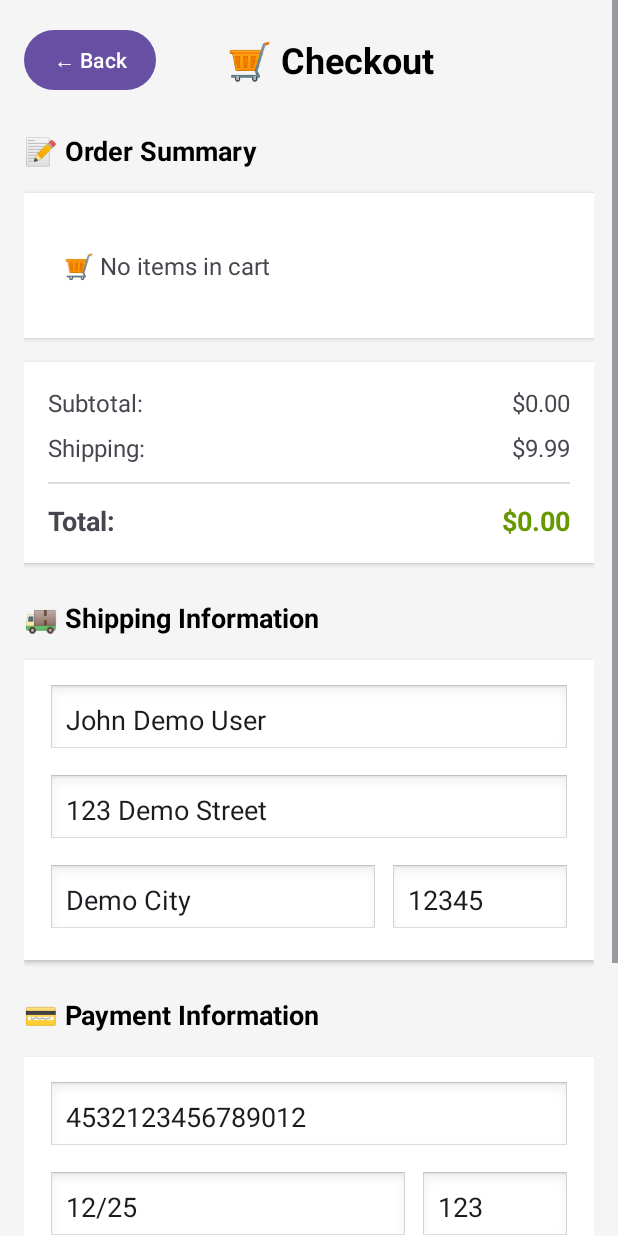
After one commit to michaelarie96/InsightTrack, an Android app: the CheckoutActivity screen opened directly, with no data from a screen before it, on a phone screen of 412 x 824 dp. The commit adds this screen. Run offline under Robolectric (Android 15) with nearby library versions, the phone set to English and light mode, and no system bars; 3 statements that could not run were skipped.

Commit message:
feat: complete checkout flow and fix dashboard date aggregation for ecommerce demo

```diff
--- a/ecommerce-demo-app/app/src/main/java/com/insighttrack/ecommerce/CartActivity.kt
+++ b/ecommerce-demo-app/app/src/main/java/com/insighttrack/ecommerce/CartActivity.kt
@@ -1,5 +1,6 @@
 package com.insighttrack.ecommerce
 
+import android.content.Intent
 import android.os.Bundle
 import android.view.LayoutInflater
 import android.widget.Button
@@ -94,15 +95,21 @@ class CartActivity : AppCompatActivity() {
         checkoutButton.setOnClickListener {
             if (CartManager.itemCount > 0) {
 
-                // Track checkout initiation
+                // Track checkout event
                 InsightTrackSDK.getInstance().trackCheckout()
 
-                // TODO: Navigate to checkout screen
-                println("💳 Proceeding to checkout with ${CartManager.itemCount} items, $${String.format("%.2f", CartManager.totalPrice)}")
+                // Track button click event
+                InsightTrackSDK.getInstance().trackButtonClick("proceed_to_checkout_button", mapOf(
+                    "cart_items" to CartManager.itemCount,
+                    "cart_total" to CartManager.totalPrice,
+                    "source_screen" to "cart"
+                ))
 
-                // For now, just show a message
-                println("🚧 Checkout screen not implemented yet - this would navigate to payment")
+                // Navigate to checkout
+                val intent = Intent(this, CheckoutActivity::class.java)
+                startActivity(intent)
 
+                println("➡️ Proceeding from cart to checkout")
             } else {
                 println("⚠️ Cannot checkout with empty cart")
             }
--- /dev/null
+++ b/ecommerce-demo-app/app/src/main/java/com/insighttrack/ecommerce/CheckoutActivity.kt
@@ -0,0 +1,345 @@
+package com.insighttrack.ecommerce
+
+import android.content.Intent
+import android.os.Bundle
+import android.view.LayoutInflater
+import android.widget.Button
+import android.widget.EditText
+import android.widget.LinearLayout
+import android.widget.TextView
+import androidx.appcompat.app.AppCompatActivity
+import com.insighttrack.analytics.InsightTrackSDK
+import com.insighttrack.ecommerce.data.CartManager
+import com.insighttrack.ecommerce.data.CartItem
+
+/**
+ * Checkout Screen - Final step in the purchase process
+ *
+ * This screen handles:
+ * - Displaying order summary with all cart items
+ * - Collecting shipping and payment information
+ * - Processing the purchase with analytics tracking
+ * - Showing order confirmation
+ * - Navigation back to shopping
+ */
+class CheckoutActivity : AppCompatActivity() {
+
+    // UI elements
+    private lateinit var orderItemsContainer: LinearLayout
+    private lateinit var subtotalText: TextView
+    private lateinit var shippingText: TextView
+    private lateinit var totalText: TextView
+    private lateinit var completePurchaseButton: Button
+
+    // Form inputs
+    private lateinit var nameInput: EditText
+    private lateinit var addressInput: EditText
+    private lateinit var cityInput: EditText
+    private lateinit var zipInput: EditText
+    private lateinit var cardNumberInput: EditText
+    private lateinit var expiryInput: EditText
+    private lateinit var cvvInput: EditText
+    private lateinit var cardholderNameInput: EditText
+
+    // Order data
+    private val shippingCost = 9.99
+    private var subtotal = 0.0
+    private var orderTotal = 0.0
+
+    override fun onCreate(savedInstanceState: Bundle?) {
+        super.onCreate(savedInstanceState)
+        setContentView(R.layout.activity_checkout)
+
+        initializeViews()
+        setupClickListeners()
+        displayOrderSummary()
+        prefillDemoData()
+
+        // Track checkout analytics
+        InsightTrackSDK.getInstance().trackScreenView("CheckoutScreen")
+        InsightTrackSDK.getInstance().trackEvent("checkout_started", mapOf(
+            "cart_items" to CartManager.itemCount,
+            "cart_total" to CartManager.totalPrice,
+            "shipping_cost" to shippingCost,
+            "source_screen" to "cart"
+        ))
+
+        println("💳 Checkout screen loaded with ${CartManager.itemCount} items")
+    }
+
+    private fun initializeViews() {
+        // Order summary elements
+        orderItemsContainer = findViewById(R.id.order_items_container)
+        subtotalText = findViewById(R.id.subtotal_text)
+        shippingText = findViewById(R.id.shipping_text)
+        totalText = findViewById(R.id.total_text)
+        completePurchaseButton = findViewById(R.id.complete_purchase_button)
+
+        // Form inputs
+        nameInput = findViewById(R.id.name_input)
+        addressInput = findViewById(R.id.address_input)
+        cityInput = findViewById(R.id.city_input)
+        zipInput = findViewById(R.id.zip_input)
+        cardNumberInput = findViewById(R.id.card_number_input)
+        expiryInput = findViewById(R.id.expiry_input)
+        cvvInput = findViewById(R.id.cvv_input)
+        cardholderNameInput = findViewById(R.id.cardholder_name_input)
+
+        // Set shipping cost
+        shippingText.text = "$${String.format("%.2f", shippingCost)}"
+    }
+
+    private fun setupClickListeners() {
+        // Back button - return to previous cart screen
+        findViewById<Button>(R.id.back_button).setOnClickListener {
+            InsightTrackSDK.getInstance().trackButtonClick("checkout_back_button", mapOf(
+                "checkout_step" to "order_summary",
+                "cart_items" to CartManager.itemCount
+            ))
+
+            finish()
+        }
+
+        completePurchaseButton.setOnClickListener {
+            processPurchase()
+        }
+
+        setupFormAnalytics()
+    }
+
+    private fun setupFormAnalytics() {
+        // Track when user starts entering shipping info
+        nameInput.setOnFocusChangeListener { _, hasFocus ->
+            if (hasFocus) {
+                InsightTrackSDK.getInstance().trackEvent("checkout_shipping_started", mapOf(
+                    "total_amount" to orderTotal
+                ))
+            }
+        }
+
+        // Track when user starts entering payment info
+        cardNumberInput.setOnFocusChangeListener { _, hasFocus ->
+            if (hasFocus) {
+                InsightTrackSDK.getInstance().trackEvent("checkout_payment_started", mapOf(
+                    "total_amount" to orderTotal,
+                    "payment_method" to "credit_card"
+                ))
+            }
+        }
+    }
+
+    private fun displayOrderSummary() {
+        // Clear any existing views
+        orderItemsContainer.removeAllViews()
+
+        val cartItems = CartManager.cartItems
+        subtotal = 0.0
+
+        if (cartItems.isEmpty()) {
+            // No items in cart - show empty message
+            val emptyText = TextView(this).apply {
+                text = "🛒 No items in cart"
+                textSize = 16f
+                setPadding(16, 32, 16, 32)
+            }
+            orderItemsContainer.addView(emptyText)
+
+            // Disable purchase button
+            completePurchaseButton.isEnabled = false
+            completePurchaseButton.text = "Cart is Empty"
+
+            return
+        }
+
+        // Create a view for each cart item
+        cartItems.forEach { cartItem ->
+            val itemView = createOrderItemView(cartItem)
+            orderItemsContainer.addView(itemView)
+
+            subtotal += cartItem.totalPrice
+        }
+
+        updateTotals()
+
+        println("📝 Order summary displayed: ${cartItems.size} items, subtotal: $$subtotal")
+    }
+
+    /**
+     * Create a view for a single order item
+     */
+    private fun createOrderItemView(cartItem: CartItem): LinearLayout {
+        val itemView = LinearLayout(this).apply {
+            orientation = LinearLayout.HORIZONTAL
+            setPadding(0, 12, 0, 12)
+        }
+
+        val productInfo = TextView(this).apply {
+            text = "${cartItem.product.name} × ${cartItem.quantity}"
+            textSize = 16f
+            layoutParams = LinearLayout.LayoutParams(0, LinearLayout.LayoutParams.WRAP_CONTENT, 1f)
+        }
+
+        val priceInfo = TextView(this).apply {
+            text = "$${String.format("%.2f", cartItem.totalPrice)}"
+            textSize = 16f
+            setTextColor(resources.getColor(android.R.color.holo_green_dark, null))
+        }
+
+        itemView.addView(productInfo)
+        itemView.addView(priceInfo)
+
+        return itemView
+    }
+
+
+    private fun updateTotals() {
+        orderTotal = subtotal + shippingCost
+
+        subtotalText.text = "$${String.format("%.2f", subtotal)}"
+        totalText.text = "$${String.format("%.2f", orderTotal)}"
+
+        completePurchaseButton.text = "💳 Complete Purchase - $${String.format("%.2f", orderTotal)}"
+    }
+
+    /**
+     * Fill in demo data for testing
+     */
+    private fun prefillDemoData() {
+        nameInput.setText("John Demo User")
+        addressInput.setText("123 Demo Street")
+        cityInput.setText("Demo City")
+        zipInput.setText("12345")
+
+        cardNumberInput.setText("4532123456789012")
+        expiryInput.setText("12/25")
+        cvvInput.setText("123")
+        cardholderNameInput.setText("John Demo User")
+    }
+
+    private fun processPurchase() {
+        // Validate required fields
+        if (!validateForm()) {
+            return
+        }
+
+        // Track checkout completion attempt
+        InsightTrackSDK.getInstance().trackEvent("checkout_attempted", mapOf(
+            "total_amount" to orderTotal,
+            "subtotal" to subtotal,
+            "shipping_cost" to shippingCost,
+            "items_count" to CartManager.itemCount,
+            "payment_method" to "credit_card"
+        ))
+
+        // Simulate processing delay
+        completePurchaseButton.isEnabled = false
+        completePurchaseButton.text = "⏳ Processing..."
+
+        android.os.Handler(android.os.Looper.getMainLooper()).postDelayed({
+            completePurchaseWithAnalytics()
+        }, 2000) // 2 second delay
+    }
+
+    private fun completePurchaseWithAnalytics() {
+        val orderId = "order_${System.currentTimeMillis()}"
+
+        // Prepare items list for analytics
+        val itemsList = CartManager.cartItems.map { cartItem ->
+            mapOf(
+                "product_id" to cartItem.product.id,
+                "product_name" to cartItem.product.name,
+                "product_category" to cartItem.product.category,
+                "quantity" to cartItem.quantity,
+                "unit_price" to cartItem.product.price,
+                "total_price" to cartItem.totalPrice
+            )
+        }
+
+        // Track the completed purchase
+        InsightTrackSDK.getInstance().trackPurchase(
+            orderId,
+            orderTotal,
+            itemsList,
+            additionalProperties = mapOf(
+                "subtotal" to subtotal,
+                "shipping_cost" to shippingCost,
+                "payment_method" to "credit_card",
+                "shipping_city" to cityInput.text.toString(),
+                "shipping_zip" to zipInput.text.toString(),
+                "items_count" to CartManager.itemCount,
+                "checkout_duration" to "estimated_2_minutes" // Demo time
+            )
+        )
+
+        println("✅ Purchase completed! Order ID: $orderId, Total: $$orderTotal")
+
+        CartManager.clearCart()
+
+        showOrderConfirmation(orderId)
+    }
+
+    private fun validateForm(): Boolean {
+        val requiredFields = listOf(
+            nameInput to "Name",
+            addressInput to "Address",
+            cityInput to "City",
+            zipInput to "ZIP Code",
+            cardNumberInput to "Card Number",
+            expiryInput to "Expiry Date",
+            cvvInput to "CVV",
+            cardholderNameInput to "Cardholder Name"
+        )
+
+        for ((field, fieldName) in requiredFields) {
+            if (field.text.toString().trim().isEmpty()) {
+                field.error = "$fieldName is required"
+                field.requestFocus()
+
+                // Track validation failure event
+                InsightTrackSDK.getInstance().trackEvent("checkout_validation_failed", mapOf(
+                    "missing_field" to fieldName,
+                    "total_amount" to orderTotal
+                ))
+
+                return false
+            }
+        }
+
+        if (cardNumberInput.text.toString().replace(" ", "").length < 12) {
+            cardNumberInput.error = "Invalid card number"
+            cardNumberInput.requestFocus()
+
+            InsightTrackSDK.getInstance().trackEvent("checkout_validation_failed", mapOf(
+                "error_type" to "invalid_card_number",
+                "total_amount" to orderTotal
+            ))
+
+            return false
+        }
+
+        return true
+    }
+
+    /**
+     * Show order confirmation dialog instead of new activity
+     */
+    private fun showOrderConfirmation(orderId: String) {
+        val dialog = android.app.AlertDialog.Builder(this)
+            .setTitle("🎉 Order Complete!")
+            .setMessage("Thank you for your purchase!\n\nOrder ID: $orderId\nTotal: $${String.format("%.2f", orderTotal)}\n\nYour order will be shipped soon.")
+            .setPositiveButton("Continue Shopping") { _, _ ->
+                // Go back to main activity
+                val intent = Intent(this, MainActivity::class.java).apply {
+                    flags = Intent.FLAG_ACTIVITY_CLEAR_TOP or Intent.FLAG_ACTIVITY_NEW_TASK
+                }
+                startActivity(intent)
+                finish()
+            }
+            .setCancelable(false)
+            .create()
+
+        dialog.show()
+
+        println("🎉 Order confirmation dialog shown for order: $orderId")
+    }
+}
--- /dev/null
+++ b/ecommerce-demo-app/app/src/main/res/layout/activity_checkout.xml
@@ -0,0 +1,311 @@
+<?xml version="1.0" encoding="utf-8"?>
+<ScrollView xmlns:android="http://schemas.android.com/apk/res/android"
+    android:layout_width="match_parent"
+    android:layout_height="match_parent"
+    android:background="#f5f5f5">
+
+    <LinearLayout
+        android:layout_width="match_parent"
+        android:layout_height="wrap_content"
+        android:orientation="vertical"
+        android:padding="16dp">
+
+        <!-- Header -->
+        <LinearLayout
+            android:layout_width="match_parent"
+            android:layout_height="wrap_content"
+            android:orientation="horizontal"
+            android:gravity="center_vertical"
+            android:layout_marginBottom="24dp">
+
+            <Button
+                android:id="@+id/back_button"
+                android:layout_width="wrap_content"
+                android:layout_height="wrap_content"
+                android:text="← Back"
+                android:textSize="14sp"
+                android:padding="8dp" />
+
+            <TextView
+                android:layout_width="0dp"
+                android:layout_height="wrap_content"
+                android:layout_weight="1"
+                android:text="🛒 Checkout"
+                android:textSize="24sp"
+                android:textStyle="bold"
+                android:gravity="center"
+                android:textColor="@android:color/black" />
+
+            <View
+                android:layout_width="60dp"
+                android:layout_height="1dp" />
+
+        </LinearLayout>
+
+        <!-- Order Summary Section -->
+        <TextView
+            android:layout_width="match_parent"
+            android:layout_height="wrap_content"
+            android:text="📝 Order Summary"
+            android:textSize="18sp"
+            android:textStyle="bold"
+            android:layout_marginBottom="16dp"
+            android:textColor="@android:color/black" />
+
+        <LinearLayout
+            android:id="@+id/order_items_container"
+            android:layout_width="match_parent"
+            android:layout_height="wrap_content"
+            android:orientation="vertical"
+            android:background="@android:color/white"
+            android:padding="16dp"
+            android:layout_marginBottom="16dp"
+            android:elevation="2dp">
+
+            <!-- Order items will be added here -->
+
+        </LinearLayout>
+
+        <!-- Order Total -->
+        <LinearLayout
+            android:layout_width="match_parent"
+            android:layout_height="wrap_content"
+            android:orientation="vertical"
+            android:background="@android:color/white"
+            android:padding="16dp"
+            android:layout_marginBottom="24dp"
+            android:elevation="2dp">
+
+            <LinearLayout
+                android:layout_width="match_parent"
+                android:layout_height="wrap_content"
+                android:orientation="horizontal">
+
+                <TextView
+                    android:layout_width="0dp"
+                    android:layout_height="wrap_content"
+                    android:layout_weight="1"
+                    android:text="Subtotal:"
+                    android:textSize="16sp" />
+
+                <TextView
+                    android:id="@+id/subtotal_text"
+                    android:layout_width="wrap_content"
+                    android:layout_height="wrap_content"
+                    android:text="$0.00"
+                    android:textSize="16sp" />
+
+            </LinearLayout>
+
+            <LinearLayout
+                android:layout_width="match_parent"
+                android:layout_height="wrap_content"
+                android:orientation="horizontal"
+                android:layout_marginTop="8dp">
+
+                <TextView
+                    android:layout_width="0dp"
+                    android:layout_height="wrap_content"
+                    android:layout_weight="1"
+                    android:text="Shipping:"
+                    android:textSize="16sp" />
+
+                <TextView
+                    android:id="@+id/shipping_text"
+                    android:layout_width="wrap_content"
+                    android:layout_height="wrap_content"
+                    android:text="$9.99"
+                    android:textSize="16sp" />
+
+            </LinearLayout>
+
+            <View
+                android:layout_width="match_parent"
+                android:layout_height="1dp"
+                android:background="#ddd"
+                android:layout_marginTop="12dp"
+                android:layout_marginBottom="12dp" />
+
+            <LinearLayout
+                android:layout_width="match_parent"
+                android:layout_height="wrap_content"
+                android:orientation="horizontal">
+
+                <TextView
+                    android:layout_width="0dp"
+                    android:layout_height="wrap_content"
+                    android:layout_weight="1"
+                    android:text="Total:"
+                    android:textSize="18sp"
+                    android:textStyle="bold" />
+
+                <TextView
+                    android:id="@+id/total_text"
+                    android:layout_width="wrap_content"
+                    android:layout_height="wrap_content"
+                    android:text="$0.00"
+                    android:textSize="18sp"
+                    android:textStyle="bold"
+                    android:textColor="@android:color/holo_green_dark" />
+
+            </LinearLayout>
+
+        </LinearLayout>
+
+        <!-- Shipping Information -->
+        <TextView
+            android:layout_width="match_parent"
+            android:layout_height="wrap_content"
+            android:text="🚚 Shipping Information"
+            android:textSize="18sp"
+            android:textStyle="bold"
+            android:layout_marginBottom="16dp"
+            android:textColor="@android:color/black" />
+
+        <LinearLayout
+            android:layout_width="match_parent"
+            android:layout_height="wrap_content"
+            android:orientation="vertical"
+            android:background="@android:color/white"
+            android:padding="16dp"
+            android:layout_marginBottom="24dp"
+            android:elevation="2dp">
+
+            <EditText
+                android:id="@+id/name_input"
+                android:layout_width="match_parent"
+                android:layout_height="48dp"
+                android:hint="Full Name"
+                android:background="@android:drawable/edit_text"
+                android:padding="12dp"
+                android:layout_marginBottom="12dp" />
+
+            <EditText
+                android:id="@+id/address_input"
+                android:layout_width="match_parent"
+                android:layout_height="48dp"
+                android:hint="Street Address"
+                android:background="@android:drawable/edit_text"
+                android:padding="12dp"
+                android:layout_marginBottom="12dp" />
+
+            <LinearLayout
+                android:layout_width="match_parent"
+                android:layout_height="wrap_content"
+                android:orientation="horizontal">
+
+                <EditText
+                    android:id="@+id/city_input"
+                    android:layout_width="0dp"
+                    android:layout_height="48dp"
+                    android:layout_weight="1"
+                    android:hint="City"
+                    android:background="@android:drawable/edit_text"
+                    android:padding="12dp"
+                    android:layout_marginEnd="8dp" />
+
+                <EditText
+                    android:id="@+id/zip_input"
+                    android:layout_width="120dp"
+                    android:layout_height="48dp"
+                    android:hint="ZIP Code"
+                    android:background="@android:drawable/edit_text"
+                    android:padding="12dp"
+                    android:inputType="number" />
+
+            </LinearLayout>
+
+        </LinearLayout>
+
+        <!-- Payment Information -->
+        <TextView
+            android:layout_width="match_parent"
+            android:layout_height="wrap_content"
+            android:text="💳 Payment Information"
+            android:textSize="18sp"
+            android:textStyle="bold"
+            android:layout_marginBottom="16dp"
+            android:textColor="@android:color/black" />
+
+        <LinearLayout
+            android:layout_width="match_parent"
+            android:layout_height="wrap_content"
+            android:orientation="vertical"
+            android:background="@android:color/white"
+            android:padding="16dp"
+            android:layout_marginBottom="32dp"
+            android:elevation="2dp">
+
+            <EditText
+                android:id="@+id/card_number_input"
+                android:layout_width="match_parent"
+                android:layout_height="48dp"
+                android:hint="Card Number (e.g., 4532 1234 5678 9012)"
+                android:background="@android:drawable/edit_text"
+                android:padding="12dp"
+                android:layout_marginBottom="12dp"
+                android:inputType="number" />
+
+            <LinearLayout
+                android:layout_width="match_parent"
+                android:layout_height="wrap_content"
+                android:orientation="horizontal"
+                android:layout_marginBottom="12dp">
+
+                <EditText
+                    android:id="@+id/expiry_input"
+                    android:layout_width="0dp"
+                    android:layout_height="48dp"
+                    android:layout_weight="1"
+                    android:hint="MM/YY"
+                    android:background="@android:drawable/edit_text"
+                    android:padding="12dp"
+                    android:layout_marginEnd="8dp" />
+
+                <EditText
+                    android:id="@+id/cvv_input"
+                    android:layout_width="100dp"
+                    android:layout_height="48dp"
+                    android:hint="CVV"
+                    android:background="@android:drawable/edit_text"
+                    android:padding="12dp"
+                    android:inputType="number" />
+
+            </LinearLayout>
+
+            <EditText
+                android:id="@+id/cardholder_name_input"
+                android:layout_width="match_parent"
+                android:layout_height="48dp"
+                android:hint="Cardholder Name"
+                android:background="@android:drawable/edit_text"
+                android:padding="12dp" />
+
+        </LinearLayout>
+
+        <!-- Complete Purchase Button -->
+        <Button
+            android:id="@+id/complete_purchase_button"
+            android:layout_width="match_parent"
+            android:layout_height="56dp"
+            android:text="💳 Complete Purchase"
+            android:textSize="18sp"
+            android:textStyle="bold"
+            android:textColor="@android:color/white"
+            android:background="@android:color/holo_green_dark"
+            android:layout_marginBottom="16dp" />
+
+        <!-- Test Payment Note -->
+        <TextView
+            android:layout_width="match_parent"
+            android:layout_height="wrap_content"
+            android:text="💡 This is a demo app - no real payment will be processed"
+            android:textSize="12sp"
+            android:textColor="@android:color/darker_gray"
+            android:gravity="center"
+            android:padding="8dp"
+            android:background="#f0f0f0" />
+
+    </LinearLayout>
+
+</ScrollView>
```
Also changed, not shown: ecommerce-demo-app/app/src/main/AndroidManifest.xml (+9 -0 lines), 2 other files.
